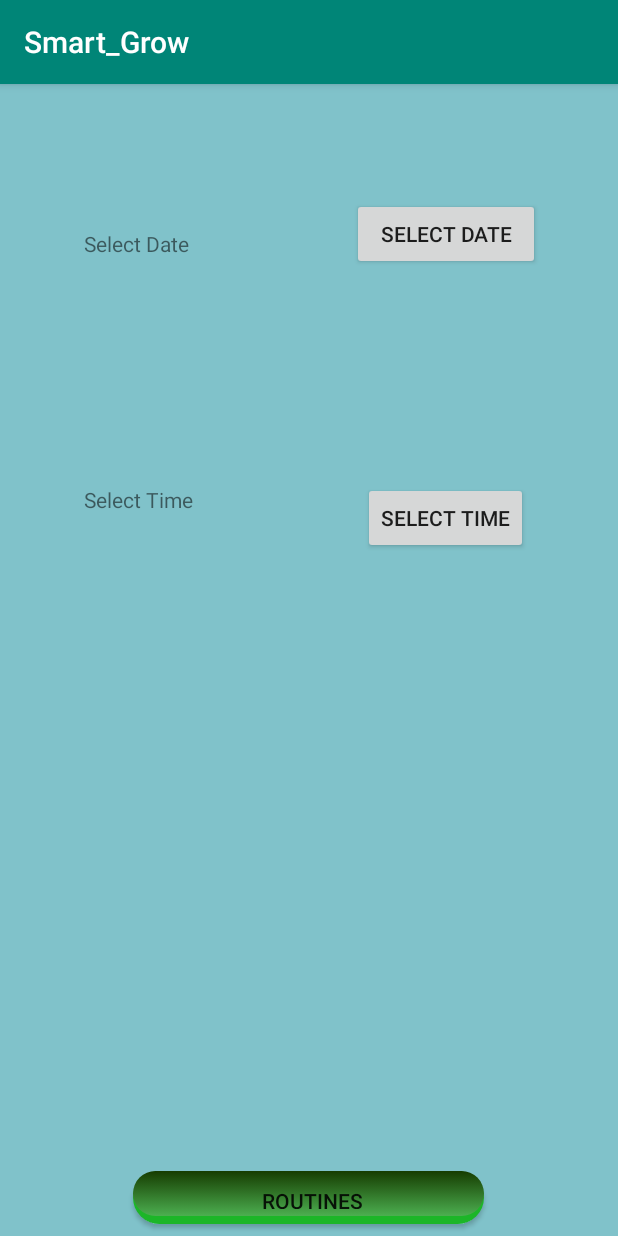
After one commit to jelvs/Smart-Grow-app, an Android app: the RoutineActivity screen opened directly, with no data from a screen before it, on a phone screen of 412 x 824 dp. The commit adds this screen. Run offline under Robolectric (Android 15) with nearby library versions, the phone set to English and light mode, and no system bars.

Commit message:
routines page

```diff
--- a/app/build.gradle
+++ b/app/build.gradle
@@ -27,7 +27,6 @@ repositories {
 }
 
 
-
 dependencies {
     implementation fileTree(dir: 'libs', include: ['*.jar'])
     implementation "org.jetbrains.kotlin:kotlin-stdlib-jdk7:$kotlin_version"
--- a/app/src/main/AndroidManifest.xml
+++ b/app/src/main/AndroidManifest.xml
@@ -14,27 +14,36 @@
             android:roundIcon="@drawable/logo"
             android:supportsRtl="true"
             android:theme="@style/AppTheme">
+        <activity android:name=".RoutineActivity">
+        </activity>
         <activity
                 android:name=".DashboardActivity"
                 android:label="@string/title_activity_dashboard"
                 android:theme="@style/AppTheme.NoActionBar">
-
         </activity>
         <activity
                 android:name=".TemperatureGraph"
                 android:theme="@style/AppTheme.NoActionBar">
         </activity>
-        <activity android:name=".LoginActivity" android:theme="@style/AppTheme.NoActionBar">
+        <activity
+                android:name=".LoginActivity"
+                android:theme="@style/AppTheme.NoActionBar">
             <intent-filter>
                 <action android:name="android.intent.action.MAIN"/>
+
                 <category android:name="android.intent.category.LAUNCHER"/>
             </intent-filter>
-
         </activity>
         <activity android:name=".RegisterActivity"/>
-        <activity android:name=".HumidityGraph" android:theme="@style/AppTheme.NoActionBar"/>
-        <activity android:name=".SoilGraph" android:theme="@style/AppTheme.NoActionBar"/>
-        <activity android:name=".LightGraph" android:theme="@style/AppTheme.NoActionBar"/>
+        <activity
+                android:name=".HumidityGraph"
+                android:theme="@style/AppTheme.NoActionBar"/>
+        <activity
+                android:name=".SoilGraph"
+                android:theme="@style/AppTheme.NoActionBar"/>
+        <activity
+                android:name=".LightGraph"
+                android:theme="@style/AppTheme.NoActionBar"/>
     </application>
 
 </manifest>
--- a/app/src/main/java/unl/fct/smart_grow/DashboardActivity.kt
+++ b/app/src/main/java/unl/fct/smart_grow/DashboardActivity.kt
@@ -24,6 +24,7 @@ class DashboardActivity : AppCompatActivity() {
         humidityGauge.setOnClickListener { startActivity(Intent(this, HumidityGraph::class.java)) }
         soilGauge.setOnClickListener { startActivity(Intent(this, SoilGraph::class.java)) }
         lightGauge.setOnClickListener { startActivity(Intent(this, LightGraph::class.java)) }
+        Routines.setOnClickListener{startActivity(Intent(this, RoutineActivity::class.java)) }
 
         val temperatureValue = findViewById<TextView>(R.id.temperatureValue)
         val gaugeTemperature = findViewById<CustomGauge>(R.id.temperatureGauge)
--- /dev/null
+++ b/app/src/main/java/unl/fct/smart_grow/RoutineActivity.kt
@@ -0,0 +1,56 @@
+package unl.fct.smart_grow
+
+import android.app.DatePickerDialog
+import android.app.TimePickerDialog
+import android.app.TimePickerDialog.OnTimeSetListener
+import android.os.Build
+import android.support.v7.app.AppCompatActivity
+import android.os.Bundle
+import android.support.annotation.RequiresApi
+import android.widget.Button
+import android.widget.TextView
+import android.widget.TimePicker
+import kotlinx.android.synthetic.main.activity_routine.view.*
+
+class RoutineActivity : AppCompatActivity() {
+
+    @RequiresApi(Build.VERSION_CODES.N)
+    override fun onCreate(savedInstanceState: Bundle?) {
+        super.onCreate(savedInstanceState)
+        setContentView(R.layout.activity_routine)
+        setListeners()
+    }
+
+    @RequiresApi(Build.VERSION_CODES.N)
+    private fun setListeners(){
+        val selectDate = findViewById<Button>(R.id.select_date).setOnClickListener{editDate()}
+        val selectTime = findViewById<Button>(R.id.select_time).setOnClickListener{editTime()}
+    }
+
+    @RequiresApi(Build.VERSION_CODES.N)
+    private fun editDate() {
+        val datePickerDialog = DatePickerDialog(this, R.style.datepicker)
+
+        datePickerDialog.setOnDateSetListener { view, year, month, dayOfMonth ->
+
+            findViewById<TextView>(R.id.datePicker).text = "$year/$month/$dayOfMonth"
+
+        }
+        datePickerDialog.show()
+    }
+
+
+    private fun editTime() {
+        val x: Int = 0
+        val y: Int = 0
+
+        val listenner = object : OnTimeSetListener {
+            override fun onTimeSet(view: TimePicker?, hourOfDay: Int, minute: Int) {
+                findViewById<TextView>(R.id.timePicker).text = "$hourOfDay/$minute"
+            }
+        }
+        val timePickerDialog = TimePickerDialog(this, listenner, x, y, true)
+
+        timePickerDialog.show()
+    }
+}
--- a/app/src/main/res/layout/activity_dashboard.xml
+++ b/app/src/main/res/layout/activity_dashboard.xml
@@ -293,7 +293,7 @@
             android:layout_width="234dp"
             android:layout_height="35dp"
             android:background="@drawable/buttoncolor"
-            android:id="@+id/Login" app:layout_constraintStart_toStartOf="parent"
+            android:id="@+id/Routines" app:layout_constraintStart_toStartOf="parent"
             android:layout_marginLeft="8dp" android:layout_marginStart="8dp" app:layout_constraintEnd_toEndOf="parent"
             android:layout_marginEnd="8dp" android:layout_marginRight="8dp" android:layout_marginTop="8dp"
             app:layout_constraintTop_toBottomOf="@+id/divider" android:layout_marginBottom="8dp"
--- /dev/null
+++ b/app/src/main/res/layout/activity_routine.xml
@@ -0,0 +1,70 @@
+<?xml version="1.0" encoding="utf-8"?>
+
+
+<android.support.constraint.ConstraintLayout
+        xmlns:android="http://schemas.android.com/apk/res/android"
+        xmlns:tools="http://schemas.android.com/tools"
+        xmlns:app="http://schemas.android.com/apk/res-auto"
+        android:background="#80C2CA"
+        android:layout_width="match_parent"
+        android:layout_height="match_parent"
+        tools:context=".DashboardActivity">
+
+
+
+    <Button
+            android:text="Routines"
+            android:layout_width="234dp"
+            android:layout_height="35dp"
+            android:background="@drawable/buttoncolor"
+            android:id="@+id/Login" app:layout_constraintStart_toStartOf="parent"
+            android:layout_marginLeft="8dp" android:layout_marginStart="8dp" app:layout_constraintEnd_toEndOf="parent"
+            android:layout_marginEnd="8dp" android:layout_marginRight="8dp" android:layout_marginTop="8dp"
+            app:layout_constraintTop_toBottomOf="@+id/divider" android:layout_marginBottom="8dp"
+            app:layout_constraintBottom_toBottomOf="parent" app:layout_constraintHorizontal_bias="0.496"
+            app:layout_constraintVertical_bias="0.62"/>
+    <TextView
+            android:text="Select Date"
+            android:layout_width="105dp"
+            android:layout_height="56dp"
+            android:id="@+id/datePicker" app:layout_constraintEnd_toEndOf="parent" android:layout_marginEnd="8dp"
+            android:layout_marginRight="8dp" app:layout_constraintStart_toStartOf="parent"
+            android:layout_marginLeft="8dp" android:layout_marginStart="8dp" android:layout_marginTop="8dp"
+            app:layout_constraintTop_toTopOf="parent" android:layout_marginBottom="8dp"
+            app:layout_constraintBottom_toTopOf="@+id/Login" app:layout_constraintHorizontal_bias="0.165"
+            app:layout_constraintVertical_bias="0.136"/>
+
+    <TextView
+            android:text="Select Time"
+            android:layout_width="105dp"
+            android:layout_height="56dp"
+            android:id="@+id/timePicker"
+            app:layout_constraintStart_toStartOf="parent"
+            android:layout_marginLeft="8dp" android:layout_marginStart="8dp"
+            android:layout_marginBottom="8dp"
+            app:layout_constraintBottom_toTopOf="@+id/Login"
+            android:layout_marginEnd="8dp"
+            app:layout_constraintEnd_toStartOf="@+id/select_time" android:layout_marginRight="8dp"
+            android:layout_marginTop="8dp" app:layout_constraintTop_toBottomOf="@+id/datePicker"
+            app:layout_constraintHorizontal_bias="0.4" app:layout_constraintVertical_bias="0.213"/>
+    <Button
+            android:text="Select Date"
+            android:layout_width="125dp"
+            android:layout_height="wrap_content"
+            android:id="@+id/select_date" app:layout_constraintStart_toEndOf="@+id/datePicker"
+            android:layout_marginLeft="8dp" android:layout_marginStart="8dp" android:layout_marginTop="76dp"
+            app:layout_constraintTop_toTopOf="parent" android:layout_marginEnd="8dp"
+            app:layout_constraintEnd_toEndOf="parent" android:layout_marginRight="8dp"
+            app:layout_constraintHorizontal_bias="0.596"/>
+    <Button
+            android:text="Select Time"
+            android:layout_width="wrap_content"
+            android:layout_height="wrap_content"
+            android:id="@+id/select_time" android:layout_marginTop="8dp"
+            app:layout_constraintTop_toBottomOf="@+id/select_date" android:layout_marginBottom="8dp"
+            app:layout_constraintBottom_toTopOf="@+id/Login" app:layout_constraintEnd_toEndOf="parent"
+            android:layout_marginEnd="60dp" android:layout_marginRight="60dp"
+            app:layout_constraintVertical_bias="0.248"/>
+
+
+</android.support.constraint.ConstraintLayout>
--- a/app/src/main/res/values/strings.xml
+++ b/app/src/main/res/values/strings.xml
@@ -113,4 +113,10 @@
         <item>100</item>
         <item>1000</item>
     </string-array>
+    <string-array name="SwitchLightWater">
+        <item>Light</item>
+        <item>Water</item>
+
+    </string-array>
+
 </resources>
--- a/app/src/main/res/values/styles.xml
+++ b/app/src/main/res/values/styles.xml
@@ -14,5 +14,10 @@
     </style>
     <style name="AppTheme.AppBarOverlay" parent="ThemeOverlay.AppCompat.Dark.ActionBar"/>
     <style name="AppTheme.PopupOverlay" parent="ThemeOverlay.AppCompat.Light"/>
+    <style name="datepicker" parent="Theme.AppCompat.Light.Dialog">
+            <item name="colorPrimary">#000</item>
+            <item name="colorPrimaryDark">#000</item>
+            <item name="colorAccent">#000</item>
+    </style>
 
 </resources>
```
